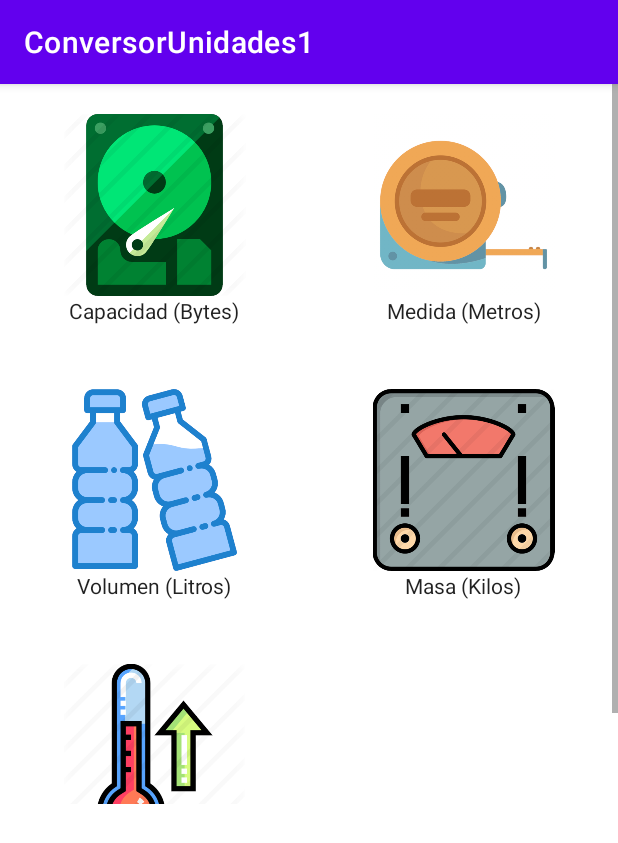
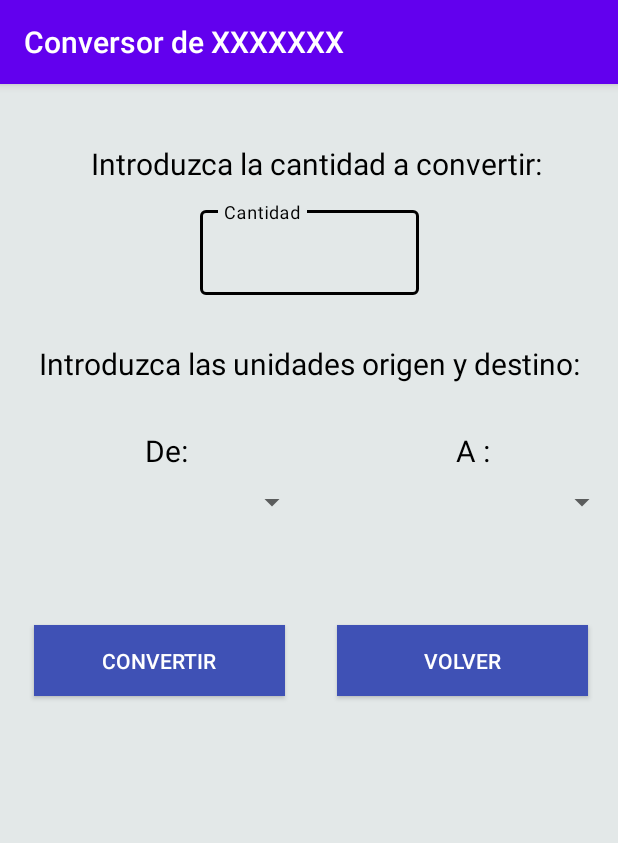
Before and after one commit to aarenzanac/Conversor_Unidades_1, an Android app: the screen it shows after launch (MainActivity before the commit, PantallaConversioin after it), after a tap on "Capacidad (Bytes)", on a phone screen of 412 x 824 dp. Shown: the top 843 px of the screen. Run offline under Robolectric (Android 15) with nearby library versions, the phone set to English and light mode, and no system bars; 1 statement that could not run was skipped.

Commit message:
Interfaz gráfica

```diff
--- a/app/src/main/java/com/example/conversorunidades1/MainActivity.kt
+++ b/app/src/main/java/com/example/conversorunidades1/MainActivity.kt
@@ -1,5 +1,6 @@
 package com.example.conversorunidades1
 
+import android.content.Intent
 import android.os.Bundle
 import android.widget.AdapterView
 import android.widget.GridView
@@ -13,11 +14,11 @@ class MainActivity : AppCompatActivity() {
 
         var medidas = ArrayList<Medida>()
 
-        medidas.add(Medida("Capacidad (Bytes)", R.drawable.bytes))
-        medidas.add(Medida("Medida (Metros)", R.drawable.metros))
-        medidas.add(Medida("Volumen (Litros)", R.drawable.litros))
-        medidas.add(Medida("Masa (Kilos)", R.drawable.kilos))
-        medidas.add(Medida("Temperatura (Grados)", R.drawable.grados))
+        medidas.add(Medida(getString(R.string.capacidad), R.drawable.bytes))
+        medidas.add(Medida(getString(R.string.medida), R.drawable.metros))
+        medidas.add(Medida(getString(R.string.volumen), R.drawable.litros))
+        medidas.add(Medida(getString(R.string.masa), R.drawable.kilos))
+        medidas.add(Medida(getString(R.string.temperatura), R.drawable.grados))
 
         var grid: GridView = findViewById(R.id.grid)
         val adaptador = Adapter(this, medidas)
@@ -25,7 +26,10 @@ class MainActivity : AppCompatActivity() {
 
         grid.onItemClickListener = AdapterView.OnItemClickListener { parent, view, posicion, id ->
 
-            Toast.makeText(this, medidas.get(posicion).nombre, Toast.LENGTH_SHORT).show()
+            Toast.makeText(this, "Ha seleccionado: " + medidas.get(posicion).nombre, Toast.LENGTH_SHORT).show()
+
+            val intentConversion = Intent(this, PantallaConversioin::class.java)
+            startActivity(intentConversion)
         }
     }
 }
--- /dev/null
+++ b/app/src/main/res/layout-v26/pantalla_conversion.xml
@@ -0,0 +1,171 @@
+<?xml version="1.0" encoding="utf-8"?>
+
+<androidx.constraintlayout.widget.ConstraintLayout
+    xmlns:android="http://schemas.android.com/apk/res/android"
+    xmlns:app="http://schemas.android.com/apk/res-auto"
+    xmlns:tools="http://schemas.android.com/tools"
+    android:layout_width="match_parent"
+    android:layout_height="match_parent"
+    android:theme="@style/Theme.MaterialComponents"
+    tools:context=".PantallaConversioin"
+    android:background="#e3e8e8">
+
+    <TextView
+        android:id="@+id/textViewCantidad"
+        android:layout_width="wrap_content"
+        android:layout_height="wrap_content"
+        android:paddingStart="20dp"
+        android:paddingEnd="10dp"
+        android:text="@string/introduzca_la_cantidad_a_convertir"
+        android:textColor="@android:color/black"
+        android:textSize="20sp"
+        app:layout_constraintBottom_toBottomOf="parent"
+        app:layout_constraintLeft_toLeftOf="parent"
+        app:layout_constraintRight_toRightOf="parent"
+        app:layout_constraintTop_toTopOf="parent"
+        app:layout_constraintVertical_bias="0.053" />
+
+    <com.google.android.material.textfield.TextInputLayout
+        android:id="@+id/textInputLayoutCantidad"
+        style="@style/Widget.MaterialComponents.TextInputLayout.OutlinedBox"
+        android:layout_width="146dp"
+        android:layout_height="wrap_content"
+        android:layout_marginTop="12dp"
+        android:hint="@string/cantidad"
+        app:boxStrokeColor="@android:color/black"
+        app:hintTextColor="@android:color/black"
+        android:textColorHint="@color/black"
+        app:layout_constraintEnd_toEndOf="parent"
+        app:layout_constraintStart_toStartOf="parent"
+        app:layout_constraintTop_toBottomOf="@+id/textViewCantidad"
+        android:focusedByDefault="false">
+
+        <com.google.android.material.textfield.TextInputEditText
+            android:id="@+id/textInputCantidad"
+            android:layout_width="match_parent"
+            android:layout_height="wrap_content"
+            android:inputType="numberDecimal"
+            android:textColor="@android:color/black"/>
+
+    </com.google.android.material.textfield.TextInputLayout>
+    <TextView
+        android:id="@+id/textViewUnidades"
+        android:layout_width="wrap_content"
+        android:layout_height="wrap_content"
+        android:gravity="center"
+        android:text="@string/introduzca_las_unidades_origen_y_destino"
+        android:textColor="@android:color/background_dark"
+        android:textSize="20sp"
+        app:layout_constraintBottom_toBottomOf="parent"
+        app:layout_constraintEnd_toEndOf="parent"
+        app:layout_constraintLeft_toLeftOf="parent"
+        app:layout_constraintRight_toRightOf="parent"
+        app:layout_constraintStart_toStartOf="parent"
+        app:layout_constraintTop_toBottomOf="@+id/textInputLayoutCantidad"
+        app:layout_constraintVertical_bias="0.053" />
+
+        <TextView
+        android:id="@+id/textViewUnidadesOrigen"
+        android:layout_width="wrap_content"
+        android:layout_height="wrap_content"
+        android:layout_marginTop="15dp"
+        android:text="@string/de"
+        android:textColor="@android:color/background_dark"
+        android:textSize="20sp"
+        app:layout_constraintBottom_toBottomOf="parent"
+        app:layout_constraintEnd_toEndOf="parent"
+        app:layout_constraintHorizontal_bias="0.2"
+        app:layout_constraintLeft_toLeftOf="parent"
+        app:layout_constraintRight_toRightOf="parent"
+        app:layout_constraintStart_toStartOf="@id/textViewUnidades"
+        app:layout_constraintTop_toBottomOf="@+id/textViewUnidades"
+        app:layout_constraintVertical_bias="0.029" />
+
+    <TextView
+    android:id="@+id/textViewUnidadesDestino"
+    android:layout_width="wrap_content"
+    android:layout_height="wrap_content"
+    android:layout_marginTop="15dp"
+    android:gravity="center"
+    android:text="@string/a"
+    android:textColor="@android:color/background_dark"
+    android:textSize="20sp"
+    app:layout_constraintBottom_toBottomOf="parent"
+    app:layout_constraintEnd_toEndOf="parent"
+    app:layout_constraintHorizontal_bias="0.78"
+    app:layout_constraintLeft_toLeftOf="parent"
+    app:layout_constraintRight_toRightOf="parent"
+    app:layout_constraintStart_toStartOf="parent"
+    app:layout_constraintTop_toBottomOf="@+id/textViewUnidades"
+    app:layout_constraintVertical_bias="0.029" />
+
+    <Spinner
+        android:id="@+id/spinnerUnidadesOrigen"
+        android:layout_width="205dp"
+        android:layout_height="42dp"
+        android:entries="@array/unidadesBytes"
+        android:padding="20dp"
+        android:spinnerMode="dropdown"
+        android:theme="@style/AppTheme"
+        app:layout_constraintEnd_toEndOf="parent"
+        app:layout_constraintHorizontal_bias="0.0"
+        app:layout_constraintStart_toStartOf="parent"
+        app:layout_constraintTop_toBottomOf="@+id/textViewUnidadesOrigen" />
+
+    <Spinner
+        android:id="@+id/spinnerUnidadesDestino"
+        android:layout_width="189dp"
+        android:layout_height="42dp"
+        android:entries="@array/unidadesBytes"
+        android:padding="20dp"
+        android:theme="@style/AppTheme"
+        app:layout_constraintBottom_toBottomOf="parent"
+        app:layout_constraintEnd_toEndOf="parent"
+        app:layout_constraintHorizontal_bias="1.0"
+        app:layout_constraintStart_toEndOf="parent"
+        app:layout_constraintStart_toStartOf="parent"
+        app:layout_constraintTop_toBottomOf="@+id/textViewUnidadesDestino"
+        app:layout_constraintVertical_bias="0.0" />
+
+    <Button
+        android:id="@+id/buttonConvertir"
+        android:layout_width="167dp"
+        android:layout_height="47dp"
+        android:background="#3F51B5"
+        android:text="@string/convertir"
+        android:textColor="#FFFFFF"
+        app:layout_constraintBottom_toBottomOf="parent"
+        app:layout_constraintEnd_toEndOf="parent"
+        app:layout_constraintHorizontal_bias="0.094"
+        app:layout_constraintStart_toStartOf="parent"
+        app:layout_constraintTop_toTopOf="parent" />
+
+    <Button
+        android:id="@+id/buttonVolver"
+        android:layout_width="167dp"
+        android:layout_height="47dp"
+        android:layout_marginStart="31dp"
+        android:background="#3F51B5"
+        android:text="@string/volver"
+        android:textColor="#FFFFFF"
+        app:layout_constraintBottom_toBottomOf="parent"
+        app:layout_constraintEnd_toEndOf="parent"
+        app:layout_constraintHorizontal_bias="0.905"
+        app:layout_constraintStart_toEndOf="@+id/buttonConvertir"
+        app:layout_constraintStart_toStartOf="parent"
+        app:layout_constraintTop_toTopOf="parent" />
+
+    <TextView
+    android:id="@+id/textViewResultado"
+    android:layout_width="266dp"
+    android:layout_height="93dp"
+    android:textColor="#000000"
+    android:textSize="18sp"
+    android:textStyle="bold"
+    app:layout_constraintBottom_toBottomOf="parent"
+    app:layout_constraintEnd_toEndOf="parent"
+    app:layout_constraintHorizontal_bias="0.496"
+    app:layout_constraintStart_toStartOf="parent"
+    app:layout_constraintTop_toTopOf="parent"
+    app:layout_constraintVertical_bias="0.644" />
+</androidx.constraintlayout.widget.ConstraintLayout>
--- a/app/src/main/res/layout/activity_main.xml
+++ b/app/src/main/res/layout/activity_main.xml
@@ -4,12 +4,13 @@
     xmlns:tools="http://schemas.android.com/tools"
     android:layout_width="match_parent"
     android:layout_height="match_parent"
-    tools:context=".MainActivity">
+    tools:context=".MainActivity"
+    android:orientation="horizontal">
 
     <GridView
         android:id="@+id/grid"
         android:layout_width="match_parent"
-        android:layout_height="480dp"
+        android:layout_height="562dp"
         android:background="@color/white"
         android:numColumns="2" />
 
--- /dev/null
+++ b/app/src/main/res/layout/pantalla_conversion.xml
@@ -0,0 +1,169 @@
+<?xml version="1.0" encoding="utf-8"?>
+
+<androidx.constraintlayout.widget.ConstraintLayout
+    xmlns:android="http://schemas.android.com/apk/res/android"
+    xmlns:app="http://schemas.android.com/apk/res-auto"
+    xmlns:tools="http://schemas.android.com/tools"
+    android:layout_width="match_parent"
+    android:layout_height="match_parent"
+    android:theme="@style/Theme.MaterialComponents"
+    tools:context=".MainActivity">
+
+    <Button
+        android:id="@+id/buttonVolver2"
+        android:layout_width="167dp"
+        android:layout_height="47dp"
+        android:layout_marginStart="31dp"
+        android:background="#3F51B5"
+        android:text="@string/volver"
+        android:textColor="#FFFFFF"
+        app:layout_constraintBottom_toBottomOf="parent"
+        app:layout_constraintEnd_toEndOf="parent"
+        app:layout_constraintHorizontal_bias="0.905"
+        app:layout_constraintStart_toEndOf="@+id/buttonConvertir"
+        app:layout_constraintStart_toStartOf="parent"
+        app:layout_constraintTop_toTopOf="parent" />
+
+    <TextView
+        android:id="@+id/textViewCantidad"
+        android:layout_width="wrap_content"
+        android:layout_height="wrap_content"
+        android:paddingStart="20dp"
+        android:paddingEnd="10dp"
+        android:text="@string/introduzca_la_cantidad_a_convertir"
+        android:textColor="@android:color/black"
+        android:textSize="20sp"
+        app:layout_constraintBottom_toBottomOf="parent"
+        app:layout_constraintLeft_toLeftOf="parent"
+        app:layout_constraintRight_toRightOf="parent"
+        app:layout_constraintTop_toTopOf="parent"
+        app:layout_constraintVertical_bias="0.053" />
+
+    <com.google.android.material.textfield.TextInputLayout
+        android:id="@+id/textInputLayoutCantidad"
+        style="@style/Widget.MaterialComponents.TextInputLayout.OutlinedBox"
+        android:layout_width="146dp"
+        android:layout_height="wrap_content"
+        android:layout_marginTop="12dp"
+        android:hint="@string/cantidad"
+        app:boxStrokeColor="@android:color/black"
+        app:hintTextColor="@android:color/black"
+        app:layout_constraintEnd_toEndOf="parent"
+        app:layout_constraintStart_toStartOf="parent"
+        app:layout_constraintTop_toBottomOf="@+id/textViewCantidad"
+        android:focusedByDefault="false">
+
+        <com.google.android.material.textfield.TextInputEditText
+            android:id="@+id/textInputCantidad"
+            android:layout_width="match_parent"
+            android:layout_height="wrap_content"
+            android:inputType="numberDecimal"
+            android:textColor="@android:color/black"/>
+
+    </com.google.android.material.textfield.TextInputLayout>
+    <TextView
+        android:id="@+id/textViewUnidades"
+        android:layout_width="wrap_content"
+        android:layout_height="wrap_content"
+        android:gravity="center"
+        android:text="@string/introduzca_las_unidades_origen_y_destino"
+        android:textColor="@android:color/background_dark"
+        android:textSize="20sp"
+        app:layout_constraintBottom_toBottomOf="parent"
+        app:layout_constraintEnd_toEndOf="parent"
+        app:layout_constraintLeft_toLeftOf="parent"
+        app:layout_constraintRight_toRightOf="parent"
+        app:layout_constraintStart_toStartOf="parent"
+        app:layout_constraintTop_toBottomOf="@+id/textInputLayoutCantidad"
+        app:layout_constraintVertical_bias="0.053" />
+
+        <TextView
+        android:id="@+id/textViewUnidadesOrigen"
+        android:layout_width="wrap_content"
+        android:layout_height="wrap_content"
+        android:layout_marginTop="15dp"
+        android:text="@string/de"
+        android:textColor="@android:color/background_dark"
+        android:textSize="20sp"
+        app:layout_constraintBottom_toBottomOf="parent"
+        app:layout_constraintEnd_toEndOf="parent"
+        app:layout_constraintHorizontal_bias="0.2"
+        app:layout_constraintLeft_toLeftOf="parent"
+        app:layout_constraintRight_toRightOf="parent"
+        app:layout_constraintStart_toStartOf="@id/textViewUnidades"
+        app:layout_constraintTop_toBottomOf="@+id/textViewUnidades"
+        app:layout_constraintVertical_bias="0.029" />
+
+    <TextView
+    android:id="@+id/textViewUnidadesDestino"
+    android:layout_width="wrap_content"
+    android:layout_height="wrap_content"
+    android:layout_marginTop="15dp"
+    android:gravity="center"
+    android:text="@string/a"
+    android:textColor="@android:color/background_dark"
+    android:textSize="20sp"
+    app:layout_constraintBottom_toBottomOf="parent"
+    app:layout_constraintEnd_toEndOf="parent"
+    app:layout_constraintHorizontal_bias="0.78"
+    app:layout_constraintLeft_toLeftOf="parent"
+    app:layout_constraintRight_toRightOf="parent"
+    app:layout_constraintStart_toStartOf="parent"
+    app:layout_constraintTop_toBottomOf="@+id/textViewUnidades"
+    app:layout_constraintVertical_bias="0.029" />
+
+    <Spinner
+    android:theme="@style/Theme.AppCompat"
+    android:id="@+id/spinnerUnidadesOrigen"
+    android:layout_width="212dp"
+    android:layout_height="wrap_content"
+    android:entries="@array/unidadesBytes"
+    android:padding="20dp"
+    android:spinnerMode="dropdown"
+    app:layout_constraintEnd_toEndOf="parent"
+    app:layout_constraintHorizontal_bias="0.0"
+    app:layout_constraintStart_toStartOf="parent"
+    app:layout_constraintTop_toBottomOf="@+id/textViewUnidadesOrigen" />
+
+    <Spinner
+        android:theme="@style/Theme.AppCompat"
+    android:id="@+id/spinnerUnidadesDestino"
+    android:layout_width="wrap_content"
+    android:layout_height="wrap_content"
+    android:entries="@array/unidadesBytes"
+    android:padding="20dp"
+    app:layout_constraintBottom_toBottomOf="parent"
+    app:layout_constraintEnd_toEndOf="parent"
+    app:layout_constraintHorizontal_bias="1.0"
+    app:layout_constraintStart_toEndOf="parent"
+    app:layout_constraintStart_toStartOf="parent"
+    app:layout_constraintTop_toBottomOf="@+id/textViewUnidadesDestino"
+    app:layout_constraintVertical_bias="0.0" />
+
+    <Button
+        android:id="@+id/buttonConvertir"
+        android:layout_width="167dp"
+        android:layout_height="47dp"
+        android:background="#3F51B5"
+        android:text="@string/convertir"
+        android:textColor="#FFFFFF"
+        app:layout_constraintBottom_toBottomOf="parent"
+        app:layout_constraintEnd_toEndOf="parent"
+        app:layout_constraintHorizontal_bias="0.159"
+        app:layout_constraintStart_toStartOf="parent"
+        app:layout_constraintTop_toTopOf="parent" />
+
+    <TextView
+    android:id="@+id/textViewResultado"
+    android:layout_width="266dp"
+    android:layout_height="93dp"
+    android:textColor="#000000"
+    android:textSize="18sp"
+    android:textStyle="bold"
+    app:layout_constraintBottom_toBottomOf="parent"
+    app:layout_constraintEnd_toEndOf="parent"
+    app:layout_constraintHorizontal_bias="0.496"
+    app:layout_constraintStart_toStartOf="parent"
+    app:layout_constraintTop_toTopOf="parent"
+    app:layout_constraintVertical_bias="0.644" />
+</androidx.constraintlayout.widget.ConstraintLayout>
--- /dev/null
+++ b/app/src/main/res/values/bytes_values.xml
@@ -0,0 +1,18 @@
+<?xml version="1.0" encoding="utf-8"?>
+<resources>
+    <string-array name="unidadesBytes">
+        <item>Seleccione unidad</item>
+        <item>Bit</item>
+        <item>Byte</item>
+        <item>Kilobyte</item>
+        <item>Megabyte</item>
+        <item>Gigabyte</item>
+        <item>Terabyte</item>
+        <item>Petabyte</item>
+        <item>Exabyte</item>
+        <item>Zetayte</item>
+        <item>Yottabyte</item>
+        <item>Brontobyte</item>
+        <item>Geopbyte</item>
+    </string-array>
+</resources>
--- a/app/src/main/res/values/colors.xml
+++ b/app/src/main/res/values/colors.xml
@@ -7,4 +7,9 @@
     <color name="teal_700">#FF018786</color>
     <color name="black">#FF000000</color>
     <color name="white">#FFFFFFFF</color>
+    <color name="colorPrimary">#6200EE</color>
+    <color name="colorPrimaryDark">#3700B3</color>
+    <color name="colorAccent">#03DAC5</color>
+    <color name="colorWhite">#FFFFFF</color>
+
 </resources>
--- a/app/src/main/res/values/strings.xml
+++ b/app/src/main/res/values/strings.xml
@@ -1,5 +1,23 @@
+<?xml version="1.0" encoding="utf-8"?>
 <resources>
-    <string name="app_name">ConversorUnidades1</string>
+    <string name="app_name">Conversor de Unidades</string>
     <string name="Unidad">TextView</string>
     <string name="imagen">imagen</string>
+    <string name="capacidad">Capacidad (Bytes)</string>
+    <string name="medida">Medida (Metros)</string>
+    <string name="volumen">Volumen (Litros)</string>
+    <string name="masa">Masa (Kilos)</string>
+    <string name="temperatura">Temperatura (Grados)</string>
+    <string name="introduzca_la_cantidad_a_convertir">Introduzca la cantidad a convertir:</string>
+    <string name="cantidad">Cantidad</string>
+    <string name="introduzca_las_unidades_origen_y_destino">Introduzca las unidades origen y destino:</string>
+    <string name="de">De:</string>
+    <string name="a">A :</string>
+    <string name="convertir">Convertir</string>
+    <string name="resultado">Resultado</string>
+    <string name="errorOrigen">Debe seleccionar una unidad de origen.</string>
+    <string name="errorDestino">Debe seleccionar una unidad de destino.</string>
+    <string name="errorCantidad">Debe introducir una cantidad a convertir.</string>
+    <string name="app_conversion">Conversor de XXXXXXX</string>
+    <string name="volver">Volver</string>
 </resources>
--- /dev/null
+++ b/app/src/main/res/values/styles.xml
@@ -0,0 +1,10 @@
+<resources>
+    <!-- Base application theme. -->
+    <style name="AppTheme" parent="Theme.AppCompat.Light.DarkActionBar">
+        <!-- Customize your theme here. -->
+        <item name="colorPrimary">@color/colorPrimary</item>
+        <item name="colorPrimaryDark">@color/colorPrimaryDark</item>
+        <item name="colorAccent">@color/colorAccent</item>
+    </style>
+
+</resources>
```
Also changed, not shown: app/build.gradle (+16 -12 lines), app/src/main/AndroidManifest.xml (+6 -2 lines), app/src/main/java/com/example/conversorunidades1/PantallaConversioin.kt (added, +155 -0 lines), app/src/main/res/values/grados_values.xml (added, +8 -0 lines), app/src/main/res/values/gramos_values.xml (added, +16 -0 lines), app/src/main/res/values/litros_values.xml (added, +13 -0 lines), app/src/main/res/values/metros_values.xml (added, +14 -0 lines).
